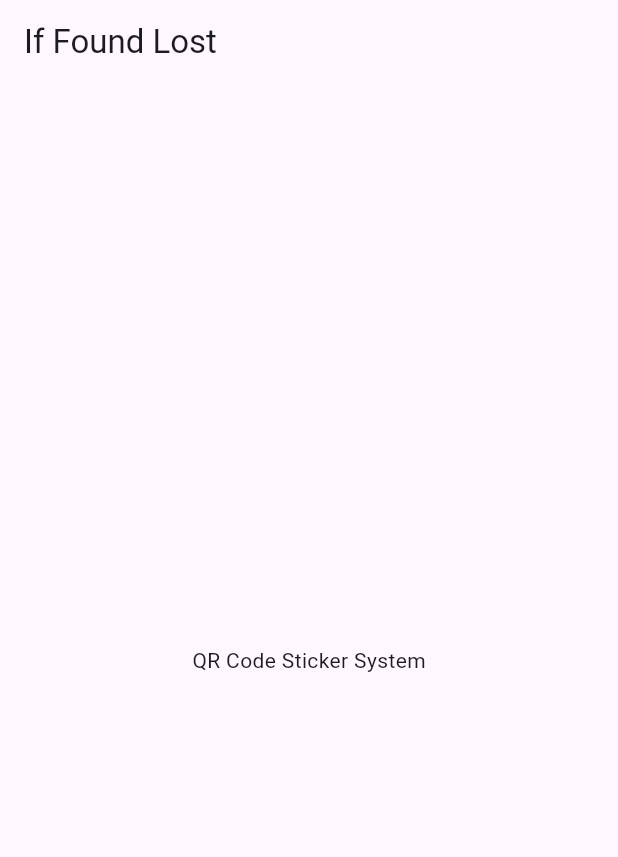
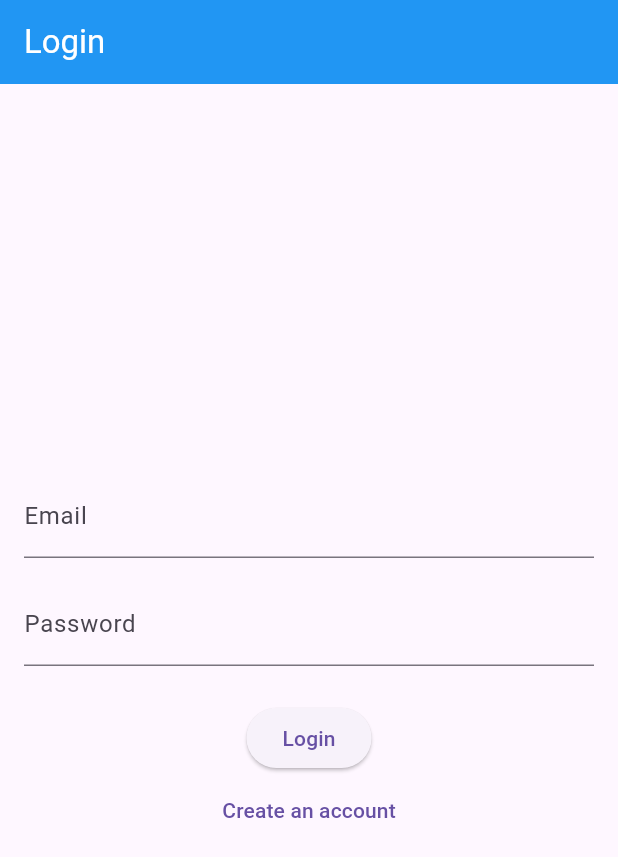
Before and after one commit to jersjar7/If-Found-Lost, a Flutter app: the screen it shows after launch, on a phone screen of 412 x 824 dp. Shown: the top 857 px of the screen. Run offline on Flutter 3.47's test engine with Material 3 defaults, Android fonts, the phone set to English and light mode, and no system bars; our stand-ins replace firebase_auth, firebase_core; accounts and stored records are empty.

```diff
--- a/lib/main.dart
+++ b/lib/main.dart
@@ -1,14 +1,10 @@
 import 'package:flutter/material.dart';
 import 'package:firebase_core/firebase_core.dart';
+import 'package:firebase_auth/firebase_auth.dart';
 
 void main() async {
   WidgetsFlutterBinding.ensureInitialized();
-  try {
-    await Firebase.initializeApp();
-    print('Firebase initialized successfully');
-  } catch (e) {
-    print('Error initializing Firebase: $e');
-  }
+  await Firebase.initializeApp();
   runApp(const MyApp());
 }
 
@@ -19,8 +15,122 @@ class MyApp extends StatelessWidget {
   Widget build(BuildContext context) {
     return MaterialApp(
       title: 'If Found Lost',
-      theme: ThemeData(primarySwatch: Colors.blue),
-      home: HomePage(),
+      theme: ThemeData(
+        primarySwatch: Colors.blue,
+        appBarTheme: const AppBarTheme(
+          backgroundColor: Colors.blue,
+          foregroundColor: Colors.white,
+        ),
+      ),
+      home: StreamBuilder<User?>(
+        stream: FirebaseAuth.instance.authStateChanges(),
+        builder: (context, snapshot) {
+          if (snapshot.connectionState == ConnectionState.waiting) {
+            return const Center(child: CircularProgressIndicator());
+          }
+          if (snapshot.hasData) {
+            return const HomePage();
+          }
+          return const AuthPage();
+        },
+      ),
+    );
+  }
+}
+
+class AuthPage extends StatefulWidget {
+  const AuthPage({super.key});
+
+  @override
+  _AuthPageState createState() => _AuthPageState();
+}
+
+class _AuthPageState extends State<AuthPage> {
+  final _emailController = TextEditingController();
+  final _passwordController = TextEditingController();
+  bool _isLogin = true;
+  bool _isLoading = false;
+
+  Future<void> _authenticate() async {
+    setState(() {
+      _isLoading = true;
+    });
+
+    try {
+      if (_isLogin) {
+        await FirebaseAuth.instance.signInWithEmailAndPassword(
+          email: _emailController.text.trim(),
+          password: _passwordController.text.trim(),
+        );
+      } else {
+        await FirebaseAuth.instance.createUserWithEmailAndPassword(
+          email: _emailController.text.trim(),
+          password: _passwordController.text.trim(),
+        );
+      }
+    } on FirebaseAuthException catch (e) {
+      ScaffoldMessenger.of(context).showSnackBar(
+        SnackBar(content: Text(e.message ?? 'Authentication failed')),
+      );
+    } finally {
+      if (mounted) {
+        setState(() {
+          _isLoading = false;
+        });
+      }
+    }
+  }
+
+  @override
+  void dispose() {
+    _emailController.dispose();
+    _passwordController.dispose();
+    super.dispose();
+  }
+
+  @override
+  Widget build(BuildContext context) {
+    return Scaffold(
+      appBar: AppBar(title: Text(_isLogin ? 'Login' : 'Sign Up')),
+      body: Padding(
+        padding: const EdgeInsets.all(16.0),
+        child: Column(
+          mainAxisAlignment: MainAxisAlignment.center,
+          children: [
+            TextField(
+              controller: _emailController,
+              decoration: const InputDecoration(labelText: 'Email'),
+              keyboardType: TextInputType.emailAddress,
+            ),
+            const SizedBox(height: 16),
+            TextField(
+              controller: _passwordController,
+              decoration: const InputDecoration(labelText: 'Password'),
+              obscureText: true,
+            ),
+            const SizedBox(height: 24),
+            if (_isLoading)
+              const CircularProgressIndicator()
+            else
+              ElevatedButton(
+                onPressed: _authenticate,
+                child: Text(_isLogin ? 'Login' : 'Sign Up'),
+              ),
+            TextButton(
+              onPressed: () {
+                setState(() {
+                  _isLogin = !_isLogin;
+                });
+              },
+              child: Text(
+                _isLogin
+                    ? 'Create an account'
+                    : 'Already have an account? Login',
+              ),
+            ),
+          ],
+        ),
+      ),
     );
   }
 }
@@ -31,8 +141,16 @@ class HomePage extends StatelessWidget {
   @override
   Widget build(BuildContext context) {
     return Scaffold(
-      appBar: AppBar(title: Text('If Found Lost')),
-      body: Center(child: Text('QR Code Sticker System')),
+      appBar: AppBar(
+        title: const Text('If Found Lost'),
+        actions: [
+          IconButton(
+            icon: const Icon(Icons.logout),
+            onPressed: () => FirebaseAuth.instance.signOut(),
+          ),
+        ],
+      ),
+      body: const Center(child: Text('QR Code Sticker System')),
     );
   }
 }
```
